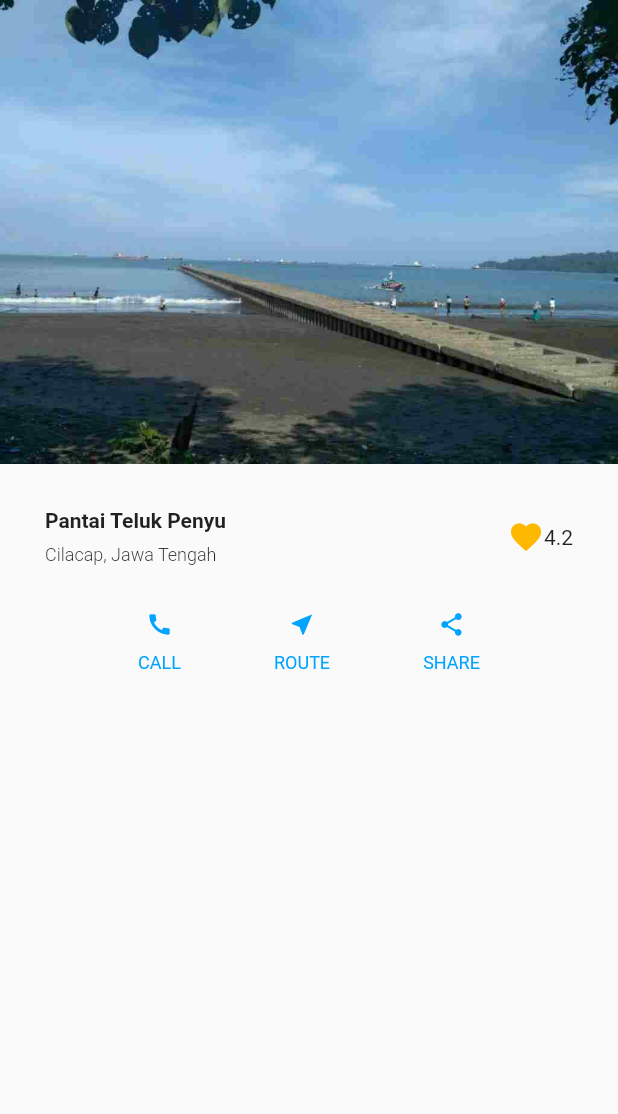
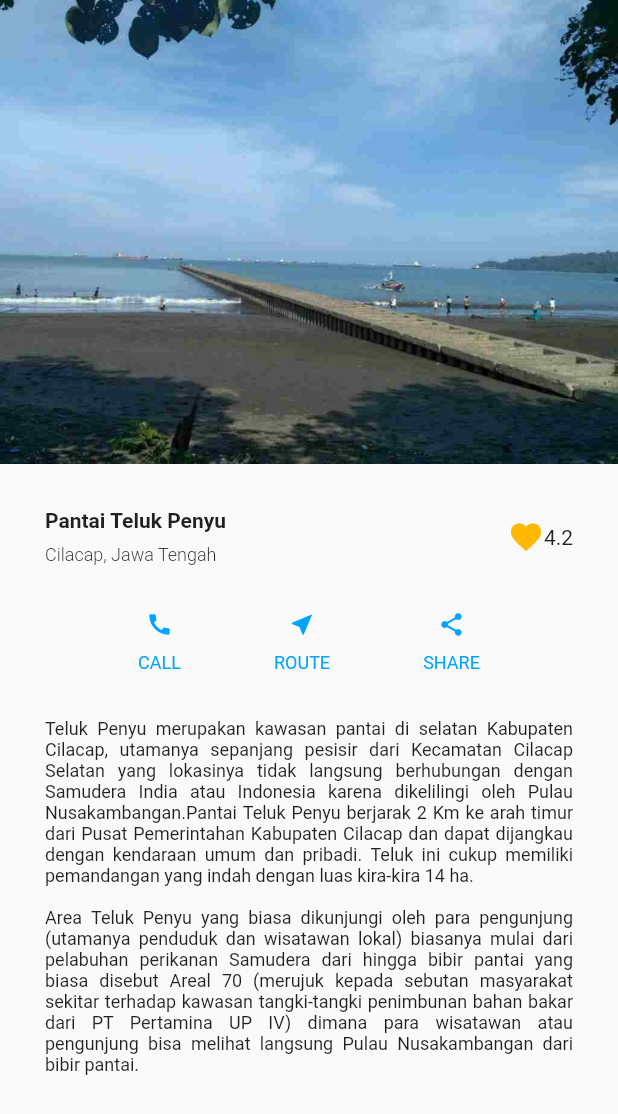
Before and after one commit to Dzaky02/flutter_basic_ui, a Flutter app: the screen it shows after launch, on a phone screen of 412 x 824 dp. Shown: the top 1114 px of the screen. Run offline on Flutter 3.47's test engine with Material 2 defaults, Android fonts, the light colour scheme and no system bars.

Commit message:
Justify Text and SingleChildScrollView.

```diff
--- a/lib/home_page.dart
+++ b/lib/home_page.dart
@@ -5,6 +5,7 @@ class HomePage extends StatelessWidget {
   Widget build(BuildContext context) {
     return Scaffold(
       body: SafeArea(
+        child: SingleChildScrollView(
           child: Column(
             crossAxisAlignment: CrossAxisAlignment.start,
             children: [
@@ -126,7 +127,21 @@ class HomePage extends StatelessWidget {
                   ],
                 ),
               ),
+              SizedBox(
+                height: 30,
+              ),
+              Padding(
+                padding: EdgeInsets.symmetric(horizontal: 30),
+                child: Text(
+                  '\t\t\t\tTeluk Penyu merupakan kawasan pantai di selatan Kabupaten Cilacap, utamanya sepanjang pesisir dari Kecamatan Cilacap Selatan yang lokasinya tidak langsung berhubungan dengan Samudera India atau Indonesia karena dikelilingi oleh Pulau Nusakambangan.Pantai Teluk Penyu berjarak 2 Km ke arah timur dari Pusat Pemerintahan Kabupaten Cilacap dan dapat dijangkau dengan kendaraan umum dan pribadi. Teluk ini cukup memiliki pemandangan yang indah dengan luas kira-kira 14 ha.\n\n\t\t\t\tArea Teluk Penyu yang biasa dikunjungi oleh para pengunjung (utamanya penduduk dan wisatawan lokal) biasanya mulai dari pelabuhan perikanan Samudera dari hingga bibir pantai yang biasa disebut Areal 70 (merujuk kepada sebutan masyarakat sekitar terhadap kawasan tangki-tangki penimbunan bahan bakar dari PT Pertamina UP IV) dimana para wisatawan atau pengunjung bisa melihat langsung Pulau Nusakambangan dari bibir pantai.',
+                  style: TextStyle(
+                    fontSize: 12,
+                  ),
+                  textAlign: TextAlign.justify,
+                ),
+              ),
             ],
+          ),
         ),
       ),
     );
```
Lines whose indentation alone changed are shown as unchanged.
